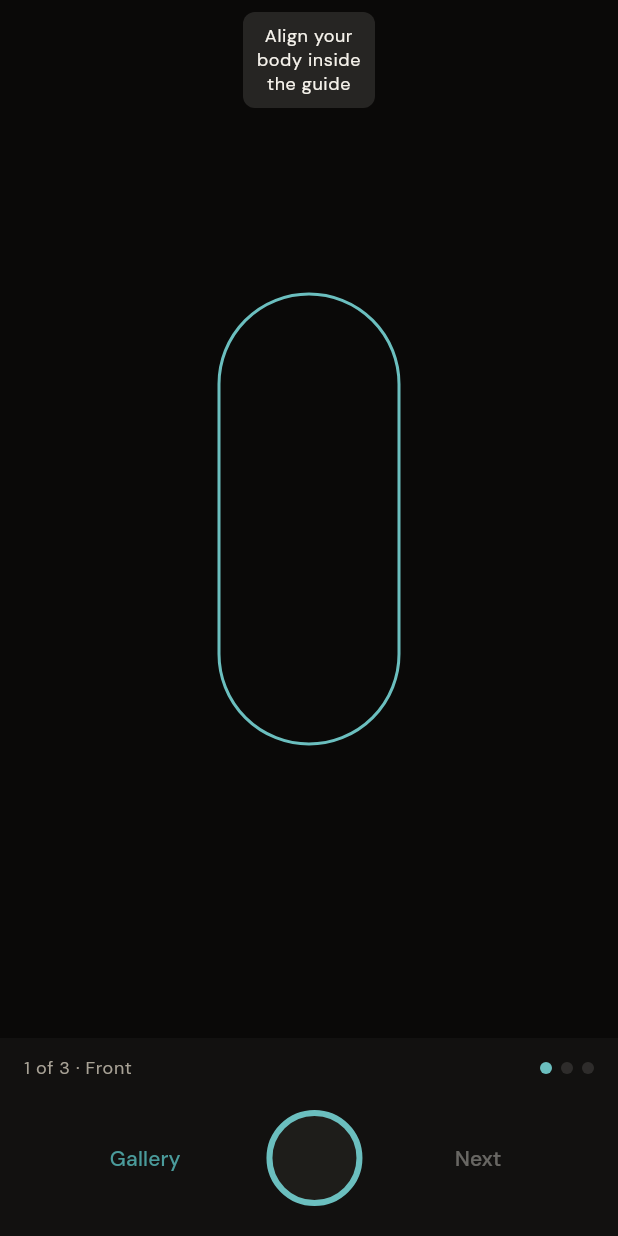
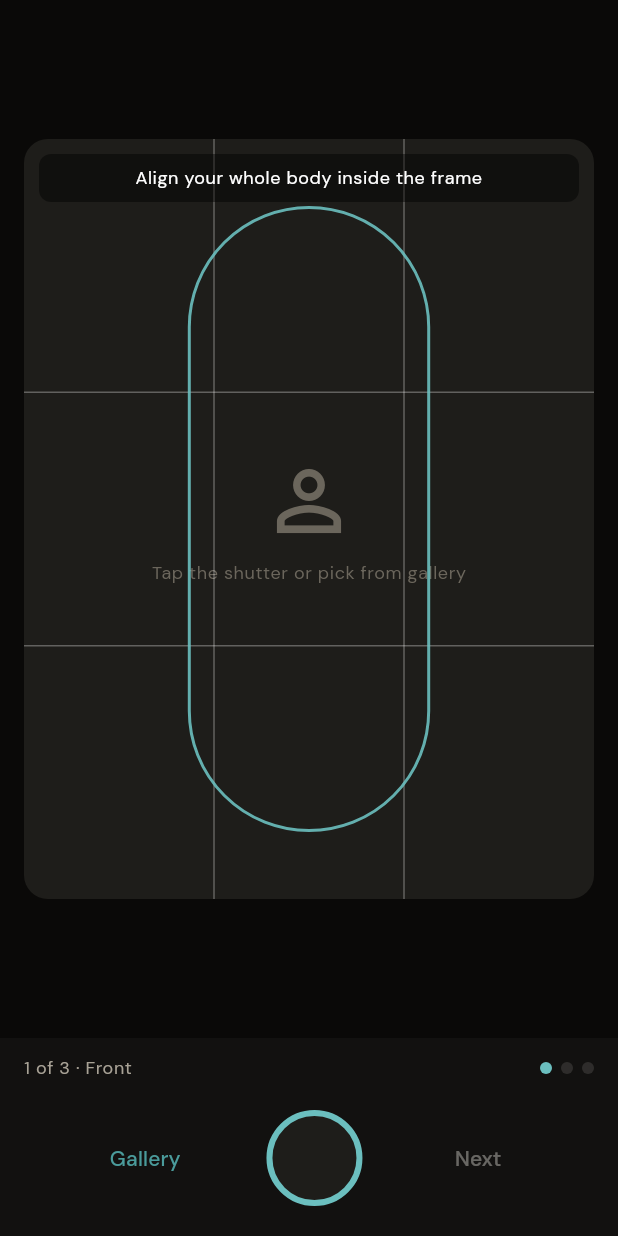
Before and after one commit to debargham14-sys/swaya, a Flutter app: the CameraScreen screen opened directly with empty values, after a tap on "Gallery", on a phone screen of 412 x 824 dp. Run offline on Flutter 3.47's test engine with Material 3 defaults, Android fonts, the phone set to English and light mode, and no system bars; our stand-ins replace go_router, google_fonts, image_picker, shared_preferences; accounts and stored records are empty.

Commit message:
Restore accuracy, add assistant back nav, framed capture grid, hide dev warnings

```diff
--- a/Mobile/swaya_app/lib/screens/camera_screen.dart
+++ b/Mobile/swaya_app/lib/screens/camera_screen.dart
@@ -42,7 +42,7 @@ class _CameraScreenState extends State<CameraScreen> {
             widget.view,
             CapturedPhoto(bytes: bytes, filename: name),
           );
-      _advance();
+      // Show the captured photo with the framed grid for review; user taps Next.
     } finally {
       if (mounted) setState(() => _busy = false);
     }
@@ -68,45 +68,72 @@ class _CameraScreenState extends State<CameraScreen> {
         child: Column(
           children: [
             Expanded(
+              child: Padding(
+                padding: const EdgeInsets.fromLTRB(16, 12, 16, 12),
+                child: Center(
+                  child: AspectRatio(
+                    aspectRatio: 3 / 4,
+                    child: ClipRRect(
+                      borderRadius: BorderRadius.circular(16),
                       child: Stack(
-                alignment: Alignment.center,
+                        fit: StackFit.expand,
                         children: [
                           if (existing != null)
-                    Positioned.fill(
-                      child: CapturedPhotoImage(photo: existing, fit: BoxFit.cover),
-                    )
+                            CapturedPhotoImage(photo: existing, fit: BoxFit.cover)
                           else
-                    const ColoredBox(color: SwayaColors.chrome),
-                  Container(
-                    width: 120,
-                    height: 300,
-                    decoration: BoxDecoration(
-                      border: Border.all(
-                        color: SwayaColors.accentHighlight,
-                        width: 2,
-                        strokeAlign: BorderSide.strokeAlignCenter,
+                            const ColoredBox(color: SwayaColors.elevated),
+                          if (existing == null)
+                            Center(
+                              child: Column(
+                                mainAxisSize: MainAxisSize.min,
+                                children: [
+                                  const Icon(
+                                    Icons.person_outline,
+                                    size: 64,
+                                    color: SwayaColors.inkTertiary,
                                   ),
-                      borderRadius: BorderRadius.circular(60),
+                                  const SizedBox(height: 8),
+                                  Text(
+                                    'Tap the shutter or pick from gallery',
+                                    style: Theme.of(context).textTheme.bodySmall?.copyWith(
+                                          color: SwayaColors.inkTertiary,
+                                        ),
+                                  ),
+                                ],
+                              ),
+                            ),
+                          // Rule-of-thirds grid + body guide overlay.
+                          const Positioned.fill(
+                            child: IgnorePointer(
+                              child: CustomPaint(painter: _CaptureGridPainter()),
                             ),
                           ),
                           Positioned(
-                    top: 8,
-                    left: 16,
-                    right: 16,
+                            top: 10,
+                            left: 10,
+                            right: 10,
                             child: Container(
-                      padding: const EdgeInsets.symmetric(vertical: 8),
+                              padding: const EdgeInsets.symmetric(vertical: 8, horizontal: 10),
                               decoration: BoxDecoration(
-                        color: SwayaColors.inkPrimary.withValues(alpha: 0.12),
+                                color: Colors.black.withValues(alpha: 0.45),
                                 borderRadius: BorderRadius.circular(8),
                               ),
                               child: Text(
-                        'Align your body inside the guide',
+                                existing == null
+                                    ? 'Align your whole body inside the frame'
+                                    : 'Looks good? Tap Next, or retake with the shutter',
                                 textAlign: TextAlign.center,
-                        style: Theme.of(context).textTheme.bodySmall,
+                                style: Theme.of(context).textTheme.bodySmall?.copyWith(
+                                      color: Colors.white,
+                                    ),
                               ),
                             ),
                           ),
                         ],
+                      ),
+                    ),
+                  ),
+                ),
               ),
             ),
             Container(
@@ -167,3 +194,40 @@ class _CameraScreenState extends State<CameraScreen> {
     );
   }
 }
+
+/// Rule-of-thirds composition grid plus a soft body-alignment guide.
+class _CaptureGridPainter extends CustomPainter {
+  const _CaptureGridPainter();
+
+  @override
+  void paint(Canvas canvas, Size size) {
+    final grid = Paint()
+      ..color = Colors.white.withValues(alpha: 0.30)
+      ..strokeWidth = 1;
+    for (var i = 1; i < 3; i++) {
+      final dx = size.width * i / 3;
+      canvas.drawLine(Offset(dx, 0), Offset(dx, size.height), grid);
+      final dy = size.height * i / 3;
+      canvas.drawLine(Offset(0, dy), Offset(size.width, dy), grid);
+    }
+
+    final guide = Paint()
+      ..color = SwayaColors.accentHighlight.withValues(alpha: 0.9)
+      ..style = PaintingStyle.stroke
+      ..strokeWidth = 2;
+    final guideWidth = size.width * 0.42;
+    final guideHeight = size.height * 0.82;
+    final rect = Rect.fromCenter(
+      center: Offset(size.width / 2, size.height / 2),
+      width: guideWidth,
+      height: guideHeight,
+    );
+    canvas.drawRRect(
+      RRect.fromRectAndRadius(rect, Radius.circular(guideWidth / 2)),
+      guide,
+    );
+  }
+
+  @override
+  bool shouldRepaint(covariant _CaptureGridPainter oldDelegate) => false;
+}
```
Lines whose indentation alone changed are shown as unchanged.
